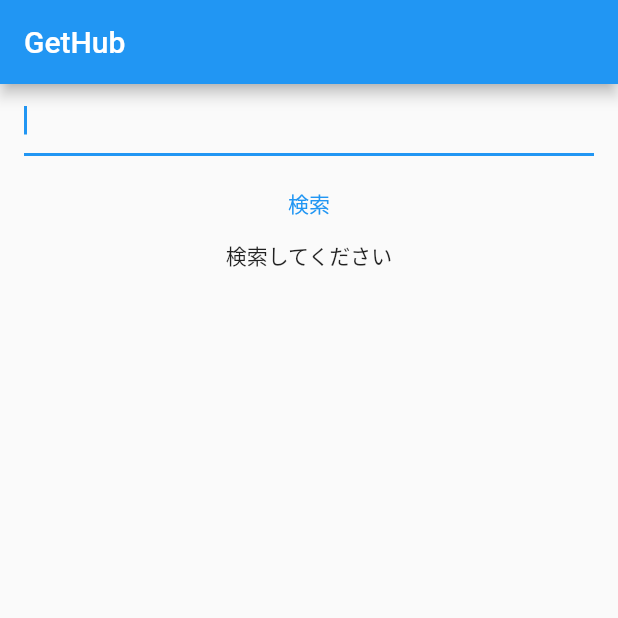
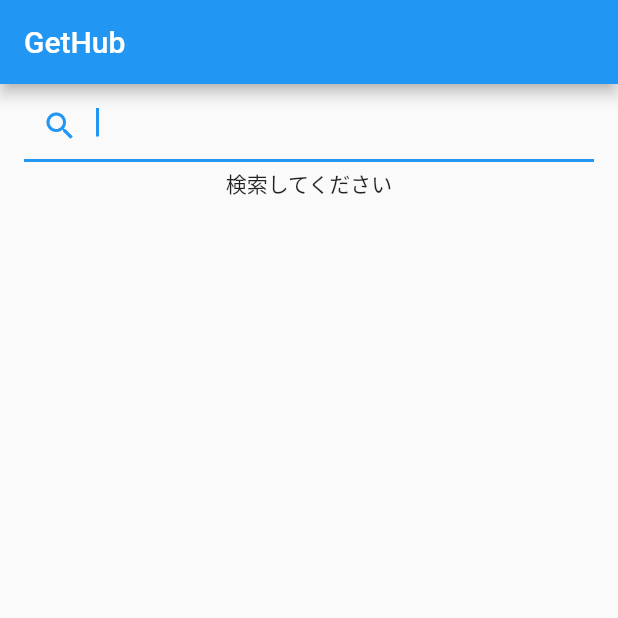
Before and after one commit to icoriha/gethub, a Flutter app: the screen it shows after launch, on a phone screen of 412 x 824 dp, the top half of it. Run offline on Flutter 3.47's test engine with Material 2 defaults, Android fonts, the phone set to English and light mode, and no system bars; our stand-ins replace flutter_riverpod, freezed_annotation.

Commit message:
キーボードのEnterキーを完了から検索に変更し元の検索ボタンを削除

```diff
--- a/lib/ui/page/search_page.dart
+++ b/lib/ui/page/search_page.dart
@@ -49,8 +49,18 @@ class __BodyState extends ConsumerState<_Body> {
       children: [
         Column(
           children: [
-            _SearchBar(controller: _notifier.searchBarTextController),
-            _SearchButton(onPressed: () => _notifier.search()),
+            _SearchBar(
+              controller: _notifier.searchBarTextController,
+              onSubmitted: (_) {
+                // 検索キー押下時にリストの先頭に戻しておく
+                if (_scrollController.hasClients) {
+                  _scrollController.animateTo(0,
+                      duration: const Duration(milliseconds: 200),
+                      curve: Curves.linear);
+                }
+                _notifier.search();
+              },
+            ),
             pageState.repos == null
                 ? const Center(child: Text('検索してください'))
                 : _RepoListView(
@@ -104,8 +114,10 @@ class _RepoListView extends StatelessWidget {
 }
 
 class _SearchBar extends StatelessWidget {
-  const _SearchBar({Key? key, required this.controller}) : super(key: key);
+  const _SearchBar({Key? key, required this.controller, this.onSubmitted})
+      : super(key: key);
   final TextEditingController controller;
+  final void Function(String)? onSubmitted;
 
   @override
   Widget build(BuildContext context) {
@@ -113,27 +125,16 @@ class _SearchBar extends StatelessWidget {
       padding: const EdgeInsets.symmetric(horizontal: 16),
       child: SizedBox(
         height: 56,
-        child: TextField(
-          autofocus: true,
-          controller: controller,
+        child: Center(
+          child: TextField(
+            decoration: const InputDecoration(prefixIcon: Icon(Icons.search)),
+            textInputAction: TextInputAction.search,
+            autofocus: true,
+            controller: controller,
+            onSubmitted: onSubmitted,
+          ),
         ),
       ),
     );
   }
 }
-
-class _SearchButton extends StatelessWidget {
-  const _SearchButton({Key? key, required this.onPressed}) : super(key: key);
-  final VoidCallback onPressed;
-
-  @override
-  Widget build(BuildContext context) {
-    return Padding(
-      padding: const EdgeInsets.symmetric(horizontal: 16),
-      child: TextButton(
-        onPressed: onPressed,
-        child: const Text('検索'),
-      ),
-    );
-  }
-}
```
